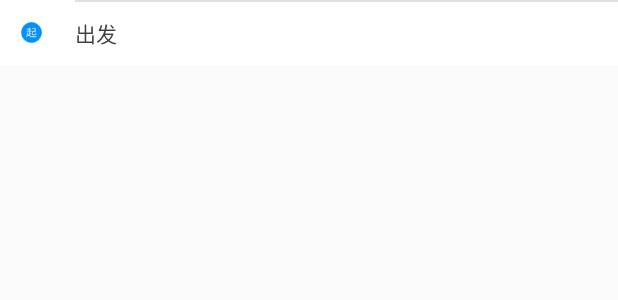
After one commit to Tyeeee/SmartRiding, an Android app: the layout item_route_detail.xml on its own in the app's theme, with its tools: preview values and no code run, on a phone screen of 412 x 824 dp. The commit adds this screen. Shown: the top 300 px of the screen. Run offline under Robolectric (Android 15) with nearby library versions, the phone set to English and light mode, and no system bars.

Commit message:
1.增加路线详情,未测试

```diff
--- /dev/null
+++ b/app/src/main/res/layout/item_route_detail.xml
@@ -0,0 +1,64 @@
+<?xml version="1.0" encoding="utf-8"?>
+<RelativeLayout
+    xmlns:android="http://schemas.android.com/apk/res/android"
+    android:layout_width="match_parent"
+    android:layout_height="wrap_content"
+    android:background="@android:color/white">
+
+    <View
+        android:id="@+id/vline"
+        android:layout_width="match_parent"
+        android:layout_height="@dimen/dp_1"
+        android:layout_marginLeft="@dimen/dp_50"
+        android:layout_marginStart="@dimen/dp_50"
+        android:background="@color/gray_e0e0e0"/>
+
+    <RelativeLayout
+        android:id="@+id/rlRouteDetail"
+        android:layout_width="wrap_content"
+        android:layout_height="@dimen/dp_44"
+        android:layout_alignParentLeft="true"
+        android:layout_alignParentStart="true"
+        android:layout_marginLeft="@dimen/dp_10"
+        android:layout_marginStart="@dimen/dp_10">
+
+        <ImageView
+            android:id="@+id/ivDirection"
+            android:layout_width="@dimen/dp_22"
+            android:layout_height="wrap_content"
+            android:layout_centerVertical="true"
+            android:src="@mipmap/icon_dir_start"/>
+
+        <ImageView
+            android:id="@+id/ivDirectionUp"
+            android:layout_width="@dimen/dp_2"
+            android:layout_height="match_parent"
+            android:layout_above="@+id/ivDirection"
+            android:layout_centerHorizontal="true"
+            android:background="@color/gray_b6b6b6"
+            android:visibility="gone"/>
+
+        <ImageView
+            android:id="@+id/ivDirectionDown"
+            android:layout_width="@dimen/dp_2"
+            android:layout_height="match_parent"
+            android:layout_below="@id/ivDirection"
+            android:layout_centerHorizontal="true"
+            android:background="@color/gray_b6b6b6"
+            android:visibility="gone"/>
+    </RelativeLayout>
+
+
+    <TextView
+        android:id="@+id/tvRouteDetail"
+        android:layout_width="wrap_content"
+        android:layout_height="wrap_content"
+        android:layout_centerVertical="true"
+        android:layout_marginLeft="@dimen/dp_50"
+        android:layout_marginStart="@dimen/dp_50"
+        android:text="@string/start_off"
+        android:textColor="@color/gray_3c3f41"
+        android:textSize="@dimen/sp_14"/>
+
+
+</RelativeLayout>
--- a/app/src/main/res/values/colors.xml
+++ b/app/src/main/res/values/colors.xml
@@ -7,7 +7,9 @@
     <color name="purple_303F9F">#303F9F</color>
     <color name="pink_FF4081">#FF4081</color>
     <color name="gray_f0f0f0">#f0f0f0</color>
+    <color name="gray_e0e0e0">#e0e0e0</color>
     <color name="gray_f2f2f2">#f2f2f2</color>
+    <color name="gray_b6b6b6">#b6b6b6</color>
     <color name="gray_999999">#999999</color>
     <color name="gray_979797">#979797</color>
     <color name="gray_808080">#808080</color>
--- a/app/src/main/res/values/dimens.xml
+++ b/app/src/main/res/values/dimens.xml
@@ -13,11 +13,13 @@
     <dimen name="dp_15">15dp</dimen>
     <dimen name="dp_16">16dp</dimen>
     <dimen name="dp_20">20dp</dimen>
+    <dimen name="dp_22">22dp</dimen>
     <dimen name="dp_24">24dp</dimen>
     <dimen name="dp_25">25dp</dimen>
     <dimen name="dp_30">30dp</dimen>
     <dimen name="dp_35">35dp</dimen>
     <dimen name="dp_40">40dp</dimen>
+    <dimen name="dp_44">44dp</dimen>
     <dimen name="dp_48">48dp</dimen>
     <dimen name="dp_50">50dp</dimen>
     <dimen name="dp_55">55dp</dimen>
@@ -31,6 +33,7 @@
     <dimen name="sp_5">5sp</dimen>
     <dimen name="sp_10">10sp</dimen>
     <dimen name="sp_12">12sp</dimen>
+    <dimen name="sp_14">14sp</dimen>
     <dimen name="sp_15">15sp</dimen>
     <dimen name="sp_16">16sp</dimen>
     <dimen name="sp_17">17sp</dimen>
--- a/app/src/main/res/values/strings.xml
+++ b/app/src/main/res/values/strings.xml
@@ -35,6 +35,8 @@
     <string name="route_prompt2">没有搜索到相关数据</string>
     <string name="route_prompt3">路线数据异常</string>
     <string name="route_detail">路线详情</string>
+    <string name="start_off">出发</string>
+    <string name="arrival">到达终点</string>
     <string name="error_prompt">错误提示</string>
 
     <string name="app_name">智慧骑行</string>
```
Also changed, not shown: app/src/main/java/com/yjt/app/constant/Constant.java (+18 -0 lines), app/src/main/java/com/yjt/app/model/RouteDetail.java (added, +63 -0 lines), app/src/main/java/com/yjt/app/ui/activity/RouteDetailActivity.java (+89 -5 lines), app/src/main/java/com/yjt/app/ui/adapter/RouteDetailAdapter.java (added, +22 -0 lines), app/src/main/java/com/yjt/app/ui/adapter/binder/RouteDetailBinder.java (added, +56 -0 lines), app/src/main/java/com/yjt/app/ui/adapter/holder/RouteDetailHolder.java (added, +27 -0 lines), app/src/main/java/com/yjt/app/utils/MapUtil.java (+49 -108 lines), app/src/main/res/layout/activity_route_detail.xml (+8 -2 lines), app/src/main/res/mipmap-xhdpi/icon_dir_end.png (added), app/src/main/res/mipmap-xhdpi/icon_dir_start.png (added).
